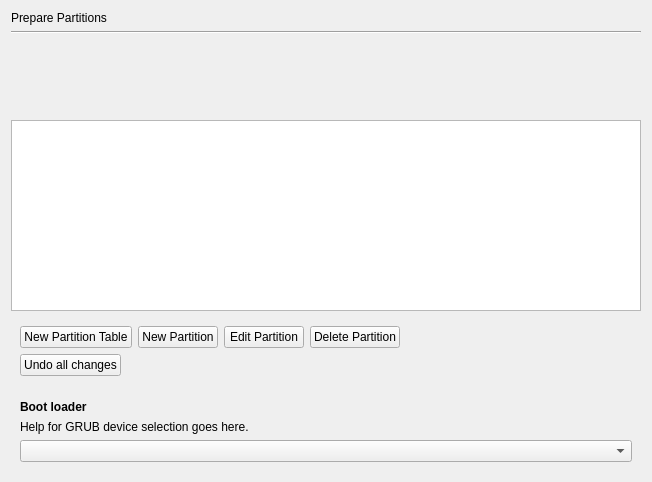
The window that gui/qt/stepPartMan.ui (chenhan1218/ubiquity) describes before a commit, drawn with Qt 5.
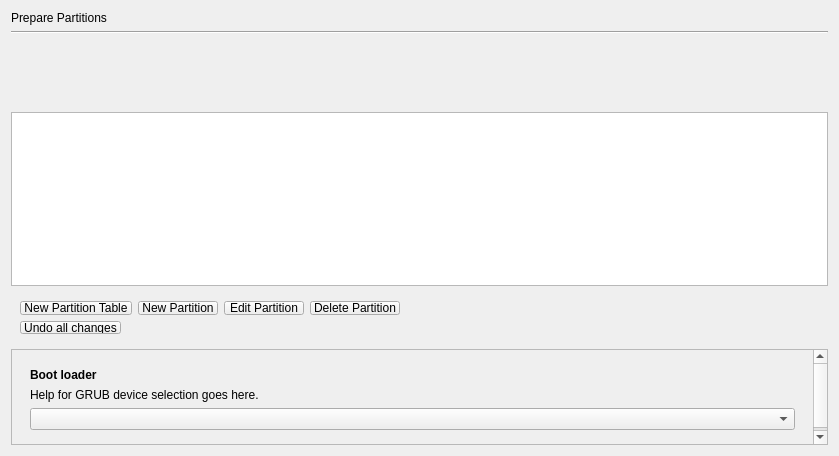
The same window after the commit.

Commit message: Fix layout issues in stepPartMan.ui and stepLanguage.ui LP: #705915

```diff
--- a/gui/qt/stepPartMan.ui
+++ b/gui/qt/stepPartMan.ui
@@ -6,8 +6,8 @@
    <rect>
     <x>0</x>
     <y>0</y>
-    <width>652</width>
-    <height>482</height>
+    <width>839</width>
+    <height>456</height>
    </rect>
   </property>
   <property name="windowTitle">
@@ -164,6 +164,21 @@
     </widget>
    </item>
    <item>
+    <widget class="QScrollArea" name="scrollArea">
+     <property name="widgetResizable">
+      <bool>true</bool>
+     </property>
+     <widget class="QWidget" name="scrollAreaWidgetContents">
+      <property name="geometry">
+       <rect>
+        <x>0</x>
+        <y>0</y>
+        <width>825</width>
+        <height>103</height>
+       </rect>
+      </property>
+      <layout class="QGridLayout" name="gridLayout">
+       <item row="0" column="0">
     <widget class="QWidget" name="part_advanced_bootloader_frame" native="true">
      <layout class="QVBoxLayout" name="verticalLayout_3">
       <item>
@@ -199,6 +214,10 @@
        <widget class="QComboBox" name="grub_device_entry"/>
       </item>
      </layout>
+        </widget>
+       </item>
+      </layout>
+     </widget>
     </widget>
    </item>
   </layout>
```
Lines whose indentation alone changed are shown as unchanged. The commit also changes 2 other files.
